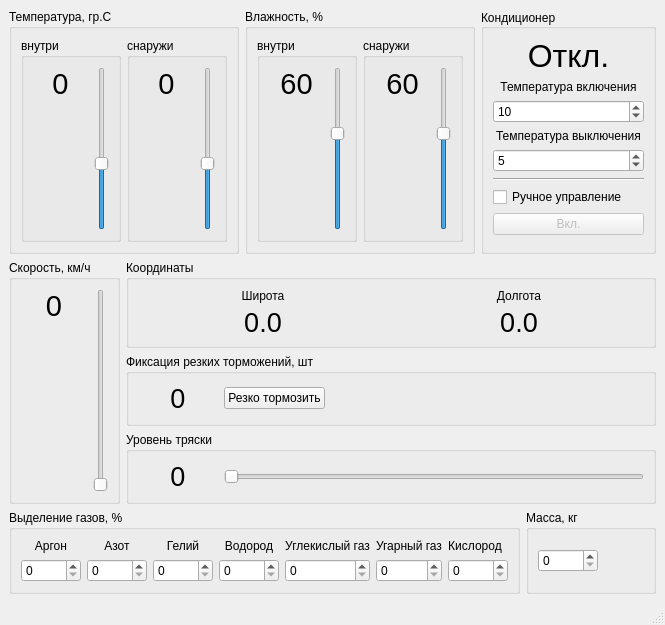
First picture: the form in GUITruck.ui, repository vikonik/IoTKursovik, before the edit.
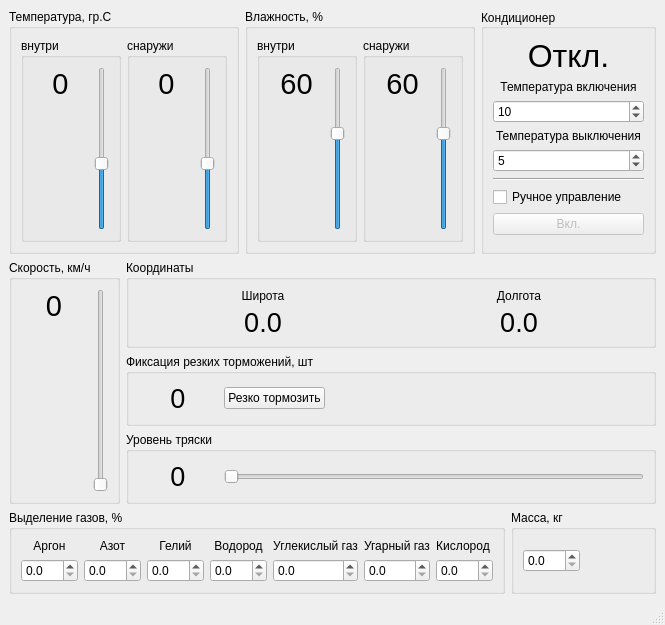
Second picture: the form after the edit.

```diff
--- a/GUITruck.ui
+++ b/GUITruck.ui
@@ -799,15 +799,9 @@
             </widget>
            </item>
            <item>
-            <widget class="QSpinBox" name="spinBox_argon">
-             <property name="minimumSize">
-              <size>
-               <width>60</width>
-               <height>0</height>
-              </size>
-             </property>
-             <property name="maximum">
-              <number>100</number>
+            <widget class="QDoubleSpinBox" name="spinBox_argon">
+             <property name="decimals">
+              <number>1</number>
              </property>
             </widget>
            </item>
@@ -826,15 +820,9 @@
             </widget>
            </item>
            <item>
-            <widget class="QSpinBox" name="spinBox_azot">
-             <property name="minimumSize">
-              <size>
-               <width>60</width>
-               <height>0</height>
-              </size>
-             </property>
-             <property name="maximum">
-              <number>100</number>
+            <widget class="QDoubleSpinBox" name="spinBox_azot">
+             <property name="decimals">
+              <number>1</number>
              </property>
             </widget>
            </item>
@@ -853,15 +841,9 @@
             </widget>
            </item>
            <item>
-            <widget class="QSpinBox" name="spinBox_heli">
-             <property name="minimumSize">
-              <size>
-               <width>60</width>
-               <height>0</height>
-              </size>
-             </property>
-             <property name="maximum">
-              <number>100</number>
+            <widget class="QDoubleSpinBox" name="spinBox_heli">
+             <property name="decimals">
+              <number>1</number>
              </property>
             </widget>
            </item>
@@ -880,15 +862,9 @@
             </widget>
            </item>
            <item>
-            <widget class="QSpinBox" name="spinBox_vodorod">
-             <property name="minimumSize">
-              <size>
-               <width>60</width>
-               <height>0</height>
-              </size>
-             </property>
-             <property name="maximum">
-              <number>100</number>
+            <widget class="QDoubleSpinBox" name="spinBox_vodorod">
+             <property name="decimals">
+              <number>1</number>
              </property>
             </widget>
            </item>
@@ -910,15 +886,9 @@
             </widget>
            </item>
            <item>
-            <widget class="QSpinBox" name="spinBox_CO2">
-             <property name="minimumSize">
-              <size>
-               <width>60</width>
-               <height>0</height>
-              </size>
-             </property>
-             <property name="maximum">
-              <number>100</number>
+            <widget class="QDoubleSpinBox" name="spinBox_CO2">
+             <property name="decimals">
+              <number>1</number>
              </property>
             </widget>
            </item>
@@ -940,15 +910,9 @@
             </widget>
            </item>
            <item>
-            <widget class="QSpinBox" name="spinBox_CO">
-             <property name="minimumSize">
-              <size>
-               <width>60</width>
-               <height>0</height>
-              </size>
-             </property>
-             <property name="maximum">
-              <number>100</number>
+            <widget class="QDoubleSpinBox" name="spinBox_CO">
+             <property name="decimals">
+              <number>1</number>
              </property>
             </widget>
            </item>
@@ -973,15 +937,9 @@
             </widget>
            </item>
            <item>
-            <widget class="QSpinBox" name="spinBox_O2">
-             <property name="minimumSize">
-              <size>
-               <width>60</width>
-               <height>0</height>
-              </size>
-             </property>
-             <property name="maximum">
-              <number>100</number>
+            <widget class="QDoubleSpinBox" name="spinBox_O2">
+             <property name="decimals">
+              <number>1</number>
              </property>
             </widget>
            </item>
@@ -997,18 +955,9 @@
         </property>
         <layout class="QHBoxLayout" name="horizontalLayout_13">
          <item>
-          <widget class="QSpinBox" name="spinBox_weight">
-           <property name="minimumSize">
-            <size>
-             <width>60</width>
-             <height>0</height>
-            </size>
-           </property>
-           <property name="toolTip">
-            <string>До 5 тонн</string>
-           </property>
-           <property name="maximum">
-            <number>3000</number>
+          <widget class="QDoubleSpinBox" name="spinBox_weight">
+           <property name="decimals">
+            <number>1</number>
            </property>
           </widget>
          </item>
```
